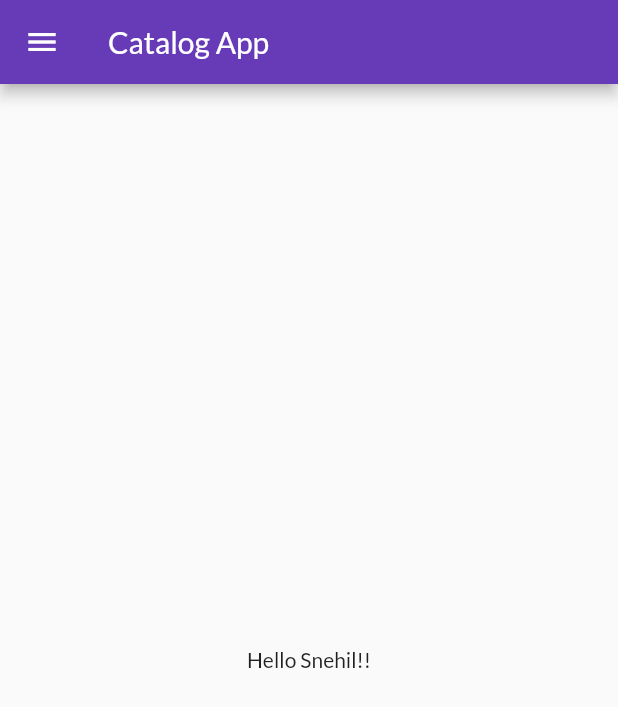
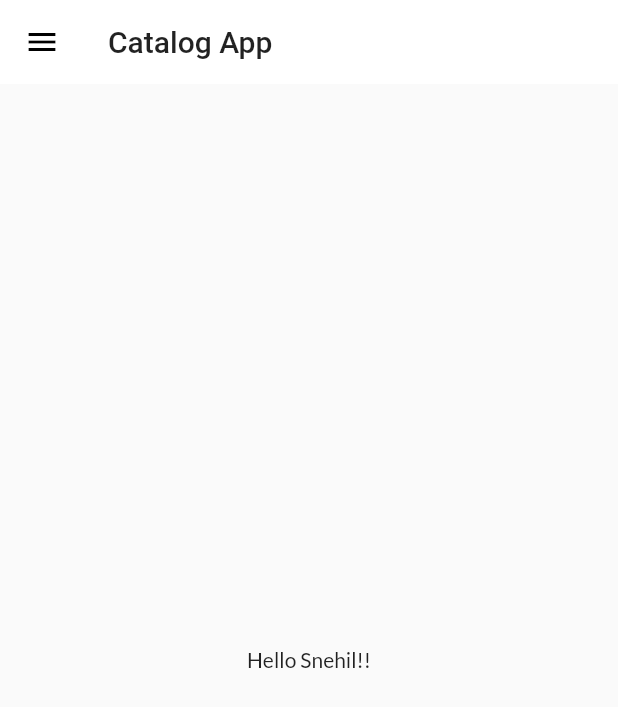
Before and after one commit to shinigamirex888/Flutter_App, a Flutter app: the Homepage screen opened by its route, on a phone screen of 412 x 824 dp. Shown: the top 707 px of the screen. Run offline on Flutter 3.47's test engine with Material 2 defaults, Android fonts, the phone set to English and light mode, and no system bars; our stand-ins replace google_fonts.

Commit message:
implemented themes.dart

```diff
--- /dev/null
+++ b/lib/widgets/themes.dart
@@ -0,0 +1,19 @@
+import 'package:flutter/material.dart';
+import 'package:google_fonts/google_fonts.dart';
+
+class MyTheme {
+  static ThemeData lightTheme(BuildContext context) => ThemeData(
+      // simple theme to use light mode
+      primarySwatch: Colors.deepPurple,
+      fontFamily: GoogleFonts.lato().fontFamily,
+      appBarTheme: AppBarTheme(
+        color: Colors.white,
+        elevation: 0.0,
+        iconTheme: IconThemeData(color: Colors.black),
+        textTheme: Theme.of(context).textTheme,
+      ));
+
+      static ThemeData darkTheme(BuildContext context) => ThemeData(
+          brightness: Brightness.dark,
+     );
+}
```
Also changed, not shown: lib/main.dart (+3 -5 lines).
